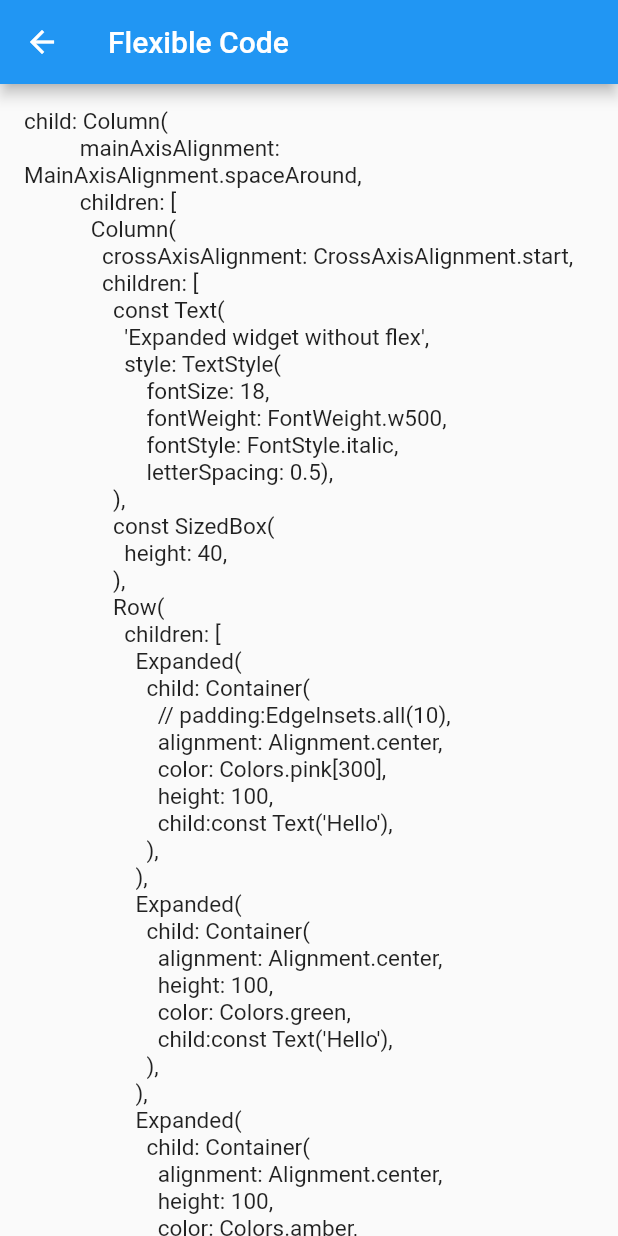
After one commit to Ibrahim-K98han/widget_100, a Flutter app: the FlexibleCode screen opened directly, on a phone screen of 412 x 824 dp. The commit adds this screen. Run offline on Flutter 3.47's test engine with Material 2 defaults, Android fonts, the phone set to English and light mode, and no system bars; our stand-ins replace get.

Commit message:
flexible added

```diff
--- /dev/null
+++ b/lib/all_widgets/flexible/flexible_code.dart
@@ -0,0 +1,124 @@
+import 'package:flutter/material.dart';
+
+class FlexibleCode extends StatelessWidget {
+  const FlexibleCode({Key? key}) : super(key: key);
+
+  @override
+  Widget build(BuildContext context) {
+    return Scaffold(
+      appBar: AppBar(
+        title: Text('Flexible Code'),
+      ),
+      body: SingleChildScrollView(
+        scrollDirection: Axis.vertical,
+        child: Center(
+          child: Padding(
+            padding: EdgeInsets.all(16.0),
+            child: Column(
+              children: [
+                Text('''child: Column(
+          mainAxisAlignment: MainAxisAlignment.spaceAround,
+          children: [
+            Column(
+              crossAxisAlignment: CrossAxisAlignment.start,
+              children: [
+                const Text(
+                  'Expanded widget without flex',
+                  style: TextStyle(
+                      fontSize: 18,
+                      fontWeight: FontWeight.w500,
+                      fontStyle: FontStyle.italic,
+                      letterSpacing: 0.5),
+                ),
+                const SizedBox(
+                  height: 40,
+                ),
+                Row(
+                  children: [
+                    Expanded(
+                      child: Container(
+                        // padding:EdgeInsets.all(10),
+                        alignment: Alignment.center,
+                        color: Colors.pink[300],
+                        height: 100,
+                        child:const Text('Hello'),
+                      ),
+                    ),
+                    Expanded(
+                      child: Container(
+                        alignment: Alignment.center,
+                        height: 100,
+                        color: Colors.green,
+                        child:const Text('Hello'),
+                      ),
+                    ),
+                    Expanded(
+                      child: Container(
+                        alignment: Alignment.center,
+                        height: 100,
+                        color: Colors.amber,
+                        child:const Text('Hello'),
+                      ),
+                    ),
+                  ],
+                ),
+              ],
+            ),
+            Column(
+              crossAxisAlignment: CrossAxisAlignment.start,
+              children: [
+                const Text(
+                  'Expanded widget with flex',
+                  style: TextStyle(
+                      fontSize: 18,
+                      fontWeight: FontWeight.w500,
+                      fontStyle: FontStyle.italic,
+                      letterSpacing: 0.5),
+                ),
+                const SizedBox(
+                  height: 40,
+                ),
+                Row(
+                  children: [
+                    Expanded(
+                      flex: 1,
+                      child: Container(
+                        alignment: Alignment.center,
+                        height: 100,
+                        color: Colors.pink[300],
+                        child:const Text('Hello'),
+                      ),
+                    ),
+                    Expanded(
+                      flex: 2,
+                      child: Container(
+                        alignment: Alignment.center,
+                        height: 100,
+                        color: Colors.green,
+                        child:const Text('Hello'),
+                      ),
+                    ),
+                    Expanded(
+                      flex: 3,
+                      child: Container(
+                        alignment: Alignment.center,
+                        height: 100,
+                        color: Colors.amber,
+                        child:const Text('Hello'),
+                      ),
+                    ),
+                  ],
+                ),
+              ],
+            ),
+            ElevatedButton(onPressed: ()=>Get.to(FlexibleCode()), child: Text('See Code'))
+          ],
+        ),''',style: TextStyle(fontSize: 15),),
+              ],
+            ),
+          ),
+        ),
+      ),
+    );
+  }
+}
--- /dev/null
+++ b/lib/all_widgets/flexible/flexible_widget.dart
@@ -0,0 +1,120 @@
+import 'package:flutter/material.dart';
+import 'package:get/get.dart';
+import 'package:get/get_core/src/get_main.dart';
+import 'package:widget_100/all_widgets/flexible/flexible_code.dart';
+import 'package:widget_100/all_widgets/wrap/wrap_code.dart';
+
+class FlexibleWidget extends StatelessWidget {
+  const FlexibleWidget({Key? key}) : super(key: key);
+
+  @override
+  Widget build(BuildContext context) {
+    return Scaffold(
+      backgroundColor: Colors.white,
+      appBar: AppBar(
+        title: const Text('Flexible Widget'),
+      ),
+      body: Container(
+        padding: EdgeInsets.all(15),
+        child: Column(
+          mainAxisAlignment: MainAxisAlignment.spaceAround,
+          children: [
+            Column(
+              crossAxisAlignment: CrossAxisAlignment.start,
+              children: [
+                const Text(
+                  'Expanded widget without flex',
+                  style: TextStyle(
+                      fontSize: 18,
+                      fontWeight: FontWeight.w500,
+                      fontStyle: FontStyle.italic,
+                      letterSpacing: 0.5),
+                ),
+                const SizedBox(
+                  height: 40,
+                ),
+                Row(
+                  children: [
+                    Expanded(
+                      child: Container(
+                        // padding:EdgeInsets.all(10),
+                        alignment: Alignment.center,
+                        color: Colors.pink[300],
+                        height: 100,
+                        child:const Text('Hello'),
+                      ),
+                    ),
+                    Expanded(
+                      child: Container(
+                        alignment: Alignment.center,
+                        height: 100,
+                        color: Colors.green,
+                        child:const Text('Hello'),
+                      ),
+                    ),
+                    Expanded(
+                      child: Container(
+                        alignment: Alignment.center,
+                        height: 100,
+                        color: Colors.amber,
+                        child:const Text('Hello'),
+                      ),
+                    ),
+                  ],
+                ),
+              ],
+            ),
+            Column(
+              crossAxisAlignment: CrossAxisAlignment.start,
+              children: [
+                const Text(
+                  'Expanded widget with flex',
+                  style: TextStyle(
+                      fontSize: 18,
+                      fontWeight: FontWeight.w500,
+                      fontStyle: FontStyle.italic,
+                      letterSpacing: 0.5),
+                ),
+                const SizedBox(
+                  height: 40,
+                ),
+                Row(
+                  children: [
+                    Expanded(
+                      flex: 1,
+                      child: Container(
+                        alignment: Alignment.center,
+                        height: 100,
+                        color: Colors.pink[300],
+                        child:const Text('Hello'),
+                      ),
+                    ),
+                    Expanded(
+                      flex: 2,
+                      child: Container(
+                        alignment: Alignment.center,
+                        height: 100,
+                        color: Colors.green,
+                        child:const Text('Hello'),
+                      ),
+                    ),
+                    Expanded(
+                      flex: 3,
+                      child: Container(
+                        alignment: Alignment.center,
+                        height: 100,
+                        color: Colors.amber,
+                        child:const Text('Hello'),
+                      ),
+                    ),
+                  ],
+                ),
+              ],
+            ),
+            ElevatedButton(onPressed: ()=>Get.to(FlexibleCode()), child: Text('See Code'))
+          ],
+        ),
+      ),
+    );
+  }
+}
--- a/lib/all_widgets_page.dart
+++ b/lib/all_widgets_page.dart
@@ -1,5 +1,6 @@
 import 'package:flutter/material.dart';
 import 'package:get/get.dart';
+import 'package:widget_100/all_widgets/flexible/flexible_widget.dart';
 
 import 'all_widgets/animation_container/animated_container.dart';
 import 'all_widgets/back_drop_filter/back_drop_filter_widget.dart';
@@ -88,6 +89,8 @@ class AllWidgetsPage extends StatelessWidget {
                   Get.to(const ToolTipWidget());
                 }if(widgetName[index] == 'BackDropFilter'){
                   Get.to(const BackDropFilterWidget());
+                }if(widgetName[index] == 'Flexible'){
+                  Get.to(const FlexibleWidget());
                 }
 
               },
```
